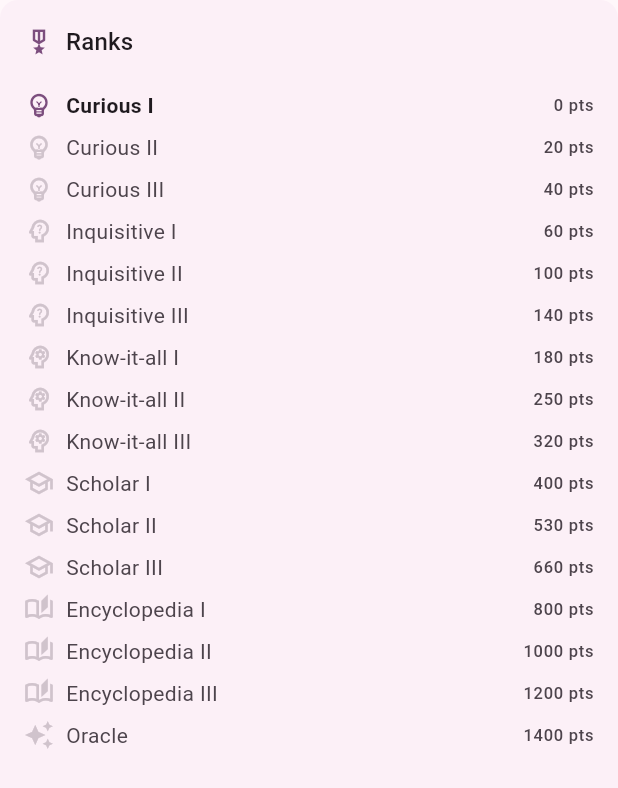
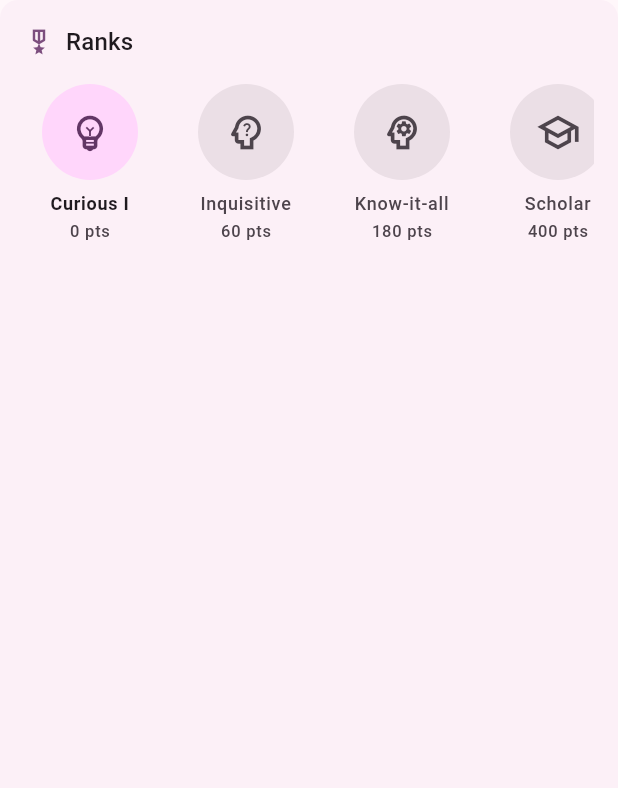
Before and after one commit to alejandrosahonero/app-aja-datos-raros, a Flutter app: the _RankLadder widget shown alone on an empty page, opened directly with empty values, on a phone screen of 412 x 824 dp. Shown: the top 788 px of the screen. Run offline on Flutter 3.47's test engine with Material 3 defaults, Android fonts, the phone set to English and light mode, and no system bars; our stand-ins replace flutter_local_notifications, flutter_riverpod, flutter_secure_storage, flutter_timezone, go_router, google_mobile_ads and 5 more; accounts and stored records are empty; generated files the repository leaves out were written again; statements that could not run were skipped.

Commit message:
feat(goals): show the ladder as six named ranks, not sixteen tiers
_RankLadder now renders one medallion per Rank.family (a new domain
getter: index ~/ 3, since the first five ranks hold exactly three tiers
each and Oracle stands alone) instead of one row per Rank.values entry.
Each medallion is icon-on-top, name below, points below that, per the
requested layout, and replaces the previous horizontal icon+label+points
row.

A family shows its plain name (RankStyle.familyLabel, extracted from the
private helper label() already used) until the user has actually reached
a tier inside it — no "Preguntón I" advertised as a destination before it
is one. Once reached, the medallion shows the specific tier held; once
the user has moved on to a later family, it shows the last tier that
family paid out (III), which is the real peak earned there rather than
reverting to the bare name.

Documents the display rule in CLAUDE.md §3.8, next to the ladder
description it modifies.

Co-Authored-By: Claude Sonnet 5 <noreply@anthropic.com>

```diff
--- a/lib/features/goals/domain/rank.dart
+++ b/lib/features/goals/domain/rank.dart
@@ -48,6 +48,14 @@ enum Rank {
     return held;
   }
 
+  /// Which of the six named ranks this tier belongs to (0 = Curioso, …,
+  /// 5 = Oráculo). The first five names hold exactly three tiers each, so
+  /// integer division by 3 lands all of `curiousI`/`II`/`III` on family 0 and
+  /// so on; Oráculo (index 15) lands alone on family 5, since it was never
+  /// split. Used to group the ladder by name in the progress screen without
+  /// hard-coding which indices belong together there.
+  int get family => index ~/ 3;
+
   /// The next one up, or null at the top of the ladder.
   Rank? get next =>
       index + 1 < Rank.values.length ? Rank.values[index + 1] : null;
--- a/lib/features/goals/presentation/screens/progress_screen.dart
+++ b/lib/features/goals/presentation/screens/progress_screen.dart
@@ -187,10 +187,21 @@ class _TodayCard extends StatelessWidget {
 
 /// The whole ladder, so the next rank is a thing the user can aim at rather
 /// than a surprise.
+///
+/// Always exactly six medallions — one per **named** rank, never sixteen.
+/// A family not reached yet shows its bare name with no numeral: "Preguntón
+/// I" is not a real destination to aim at, "Preguntón" is. Once the user has
+/// actually reached a tier inside a family, that family's medallion switches
+/// to the specific tier — its own or, once the user has moved past the whole
+/// family, the last one reached (`III`), which is the peak that family ever
+/// showed the user and stays claimed after moving on.
 class _RankLadder extends StatelessWidget {
   const _RankLadder({required this.held});
 
   final Rank held;
+
+  /// Curioso .. Oráculo.
+  static final int _familyCount = Rank.oracle.family + 1;
 
   @override
   Widget build(BuildContext context) {
@@ -198,42 +209,92 @@ class _RankLadder extends StatelessWidget {
       title: context.l10n.goalsRankLadder,
       icon: Icons.military_tech_outlined,
       children: <Widget>[
-        for (final Rank rank in Rank.values)
-          Padding(
-            padding: const EdgeInsets.symmetric(vertical: AppSpacing.xs),
-            child: Row(
-              children: <Widget>[
-                Icon(
-                  rank.icon,
-                  size: 20,
-                  // Ranks above the one held are dimmed rather than hidden:
-                  // what is coming is the reason to come back tomorrow.
-                  color: rank.index <= held.index
-                      ? context.colors.primary
-                      : context.colors.outlineVariant,
-                ),
-                const SizedBox(width: AppSpacing.sm),
-                Expanded(
-                  child: Text(
-                    rank.label(context),
-                    style: context.texts.bodyMedium?.copyWith(
-                      fontWeight: rank == held ? FontWeight.w700 : null,
-                      color: rank.index <= held.index
-                          ? null
-                          : context.colors.onSurfaceVariant,
+        SizedBox(
+          height: 132,
+          child: ListView.separated(
+            scrollDirection: Axis.horizontal,
+            itemCount: _familyCount,
+            separatorBuilder: (BuildContext context, int index) =>
+                const SizedBox(width: AppSpacing.md),
+            itemBuilder: (BuildContext context, int index) =>
+                _RankMedallion(family: index, held: held),
           ),
         ),
+      ],
+    );
+  }
+}
+
+/// One rank's spot on the ladder: a big icon, its name below, its point
+/// threshold below that.
+class _RankMedallion extends StatelessWidget {
+  const _RankMedallion({required this.family, required this.held});
+
+  /// Which of the six named ranks this medallion represents.
+  final int family;
+
+  final Rank held;
+
+  static const double _diameter = 64;
+
+  @override
+  Widget build(BuildContext context) {
+    final List<Rank> tiers = Rank.values
+        .where((Rank rank) => rank.family == family)
+        .toList(growable: false);
+    final Rank first = tiers.first;
+    final Rank last = tiers.last;
+
+    final bool isCurrentFamily = family == held.family;
+    final bool isPastFamily = family < held.family;
+    final bool isReached = isCurrentFamily || isPastFamily;
+
+    // Still climbing this family: show the exact tier held. Already moved on:
+    // show the last tier this family ever paid out, which is the one that was
+    // actually earned before leaving it behind. Not reached at all: `first`
+    // only lends its icon here, never its numeral — see `familyLabel` below.
+    final Rank display = isCurrentFamily ? held : (isPastFamily ? last : first);
+
+    final Color iconColor = isReached
+        ? context.colors.onPrimaryContainer
+        : context.colors.onSurfaceVariant;
+
+    return SizedBox(
+      width: 88,
+      child: Column(
+        mainAxisSize: MainAxisSize.min,
+        children: <Widget>[
+          Container(
+            width: _diameter,
+            height: _diameter,
+            decoration: BoxDecoration(
+              color: isReached
+                  ? context.colors.primaryContainer
+                  : context.colors.surfaceContainerHighest,
+              shape: BoxShape.circle,
             ),
+            child: Icon(display.icon, size: 30, color: iconColor),
+          ),
+          const SizedBox(height: AppSpacing.sm),
           Text(
-                  context.l10n.goalsRankPointsShort(rank.minPoints),
+            isReached ? display.label(context) : display.familyLabel(context),
+            textAlign: TextAlign.center,
+            maxLines: 2,
+            overflow: TextOverflow.ellipsis,
+            style: context.texts.labelMedium?.copyWith(
+              fontWeight: isCurrentFamily ? FontWeight.w700 : null,
+              color: isReached ? null : context.colors.onSurfaceVariant,
+            ),
+          ),
+          const SizedBox(height: AppSpacing.xs / 2),
+          Text(
+            context.l10n.goalsRankPointsShort(display.minPoints),
             style: context.texts.labelSmall?.copyWith(
               color: context.colors.onSurfaceVariant,
             ),
           ),
         ],
       ),
-          ),
-      ],
     );
   }
 }
--- a/lib/features/goals/presentation/widgets/rank_style.dart
+++ b/lib/features/goals/presentation/widgets/rank_style.dart
@@ -5,9 +5,12 @@ import 'package:flutter/material.dart';
 /// Name and icon for each rank, kept out of the domain the same way
 /// `FactCategory`'s label is: the enum is a threshold table, not a widget.
 extension RankStyle on Rank {
-  /// The name shared by a rank's three tiers — what [label] shows on its own
-  /// for Oráculo, which never got split into tiers.
-  String _family(BuildContext context) => switch (this) {
+  /// The name shared by a rank's three tiers, with no numeral — what [label]
+  /// shows on its own for Oráculo, which never got split into tiers, and what
+  /// the progress screen's ladder shows for a family the user has not reached
+  /// any tier of yet (§3.8: the ladder always lists the six names; a numbered
+  /// tier only replaces one once actually reached).
+  String familyLabel(BuildContext context) => switch (this) {
     Rank.curiousI ||
     Rank.curiousII ||
     Rank.curiousIII => context.l10n.rankCurious,
@@ -51,7 +54,7 @@ extension RankStyle on Rank {
 
   /// "Curioso II", or plain "Oráculo" at the top of the ladder.
   String label(BuildContext context) {
-    final String family = _family(context);
+    final String family = familyLabel(context);
     final String? tier = _tier;
     return tier == null ? family : '$family $tier';
   }
```
Also changed, not shown: 1 other file. Lines whose indentation alone changed are shown as unchanged.
